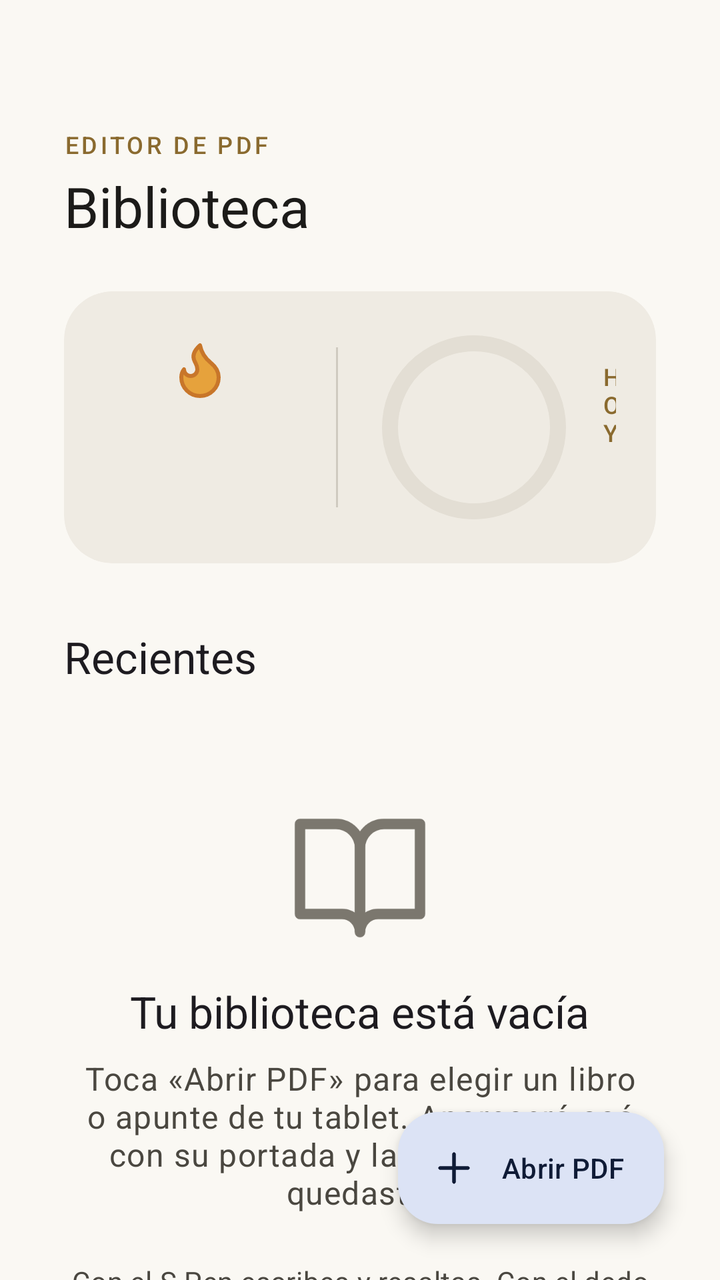
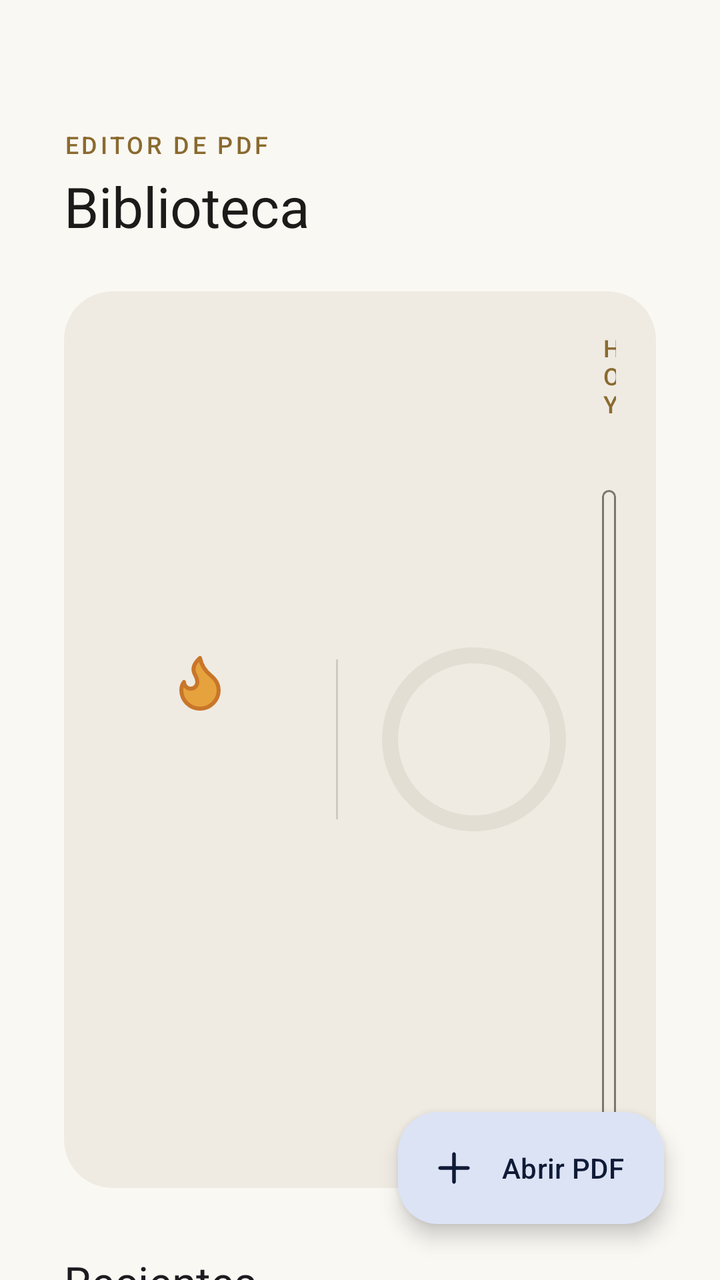

Compare the two renders of this Android layout. The source of the first and the diff that turns it into the second are given below.
<!-- AndroidManifest.xml: application theme Theme.EditorPDF -->
<!-- res/layout/activity_main.xml -->
<?xml version="1.0" encoding="utf-8"?>
<FrameLayout xmlns:android="http://schemas.android.com/apk/res/android"
    xmlns:app="http://schemas.android.com/apk/res-auto"
    android:id="@+id/root"
    android:layout_width="match_parent"
    android:layout_height="match_parent"
    android:background="?attr/colorSurface">

    <LinearLayout
        android:layout_width="match_parent"
        android:layout_height="match_parent"
        android:orientation="vertical">

        <com.google.android.material.appbar.MaterialToolbar
            android:id="@+id/toolbar"
            android:layout_width="match_parent"
            android:layout_height="?attr/actionBarSize" />

        <androidx.core.widget.NestedScrollView
            android:layout_width="match_parent"
            android:layout_height="match_parent"
            android:clipToPadding="false"
            android:paddingBottom="112dp">

            <LinearLayout
                android:layout_width="match_parent"
                android:layout_height="wrap_content"
                android:orientation="vertical"
                android:paddingHorizontal="32dp">

                <TextView
                    android:id="@+id/greeting"
                    android:layout_width="wrap_content"
                    android:layout_height="wrap_content"
                    android:text="@string/library_overline"
                    android:textAppearance="@style/TextAppearance.EditorPDF.Overline" />

                <TextView
                    android:layout_width="wrap_content"
                    android:layout_height="wrap_content"
                    android:layout_marginTop="4dp"
                    android:text="@string/library_title"
                    android:textAppearance="@style/TextAppearance.EditorPDF.Display" />

                
                <com.google.android.material.card.MaterialCardView
                    android:id="@+id/stats_card"
                    style="?attr/materialCardViewFilledStyle"
                    android:layout_width="match_parent"
                    android:layout_height="wrap_content"
                    android:layout_marginTop="24dp"
                    app:cardBackgroundColor="?attr/colorSurfaceContainer"
                    app:cardCornerRadius="24dp">

                    <LinearLayout
                        android:layout_width="match_parent"
                        android:layout_height="wrap_content"
                        android:baselineAligned="false"
                        android:gravity="center_vertical"
                        android:orientation="horizontal"
                        android:padding="20dp">

                        <LinearLayout
                            android:layout_width="wrap_content"
                            android:layout_height="wrap_content"
                            android:gravity="center_horizontal"
                            android:minWidth="96dp"
                            android:orientation="vertical">

                            <ImageView
                                android:id="@+id/streak_icon"
                                android:layout_width="32dp"
                                android:layout_height="32dp"
                                android:importantForAccessibility="no"
                                android:src="@drawable/ic_flame" />

                            <TextView
                                android:id="@+id/streak_value"
                                android:layout_width="wrap_content"
                                android:layout_height="wrap_content"
                                android:layout_marginTop="4dp"
                                android:textAppearance="@style/TextAppearance.EditorPDF.Display" />

                            <TextView
                                android:id="@+id/streak_label"
                                android:layout_width="wrap_content"
                                android:layout_height="wrap_content"
                                android:textAppearance="?attr/textAppearanceLabelMedium"
                                android:textColor="?attr/colorOnSurfaceVariant" />
                        </LinearLayout>

                        <View
                            android:layout_width="1dp"
                            android:layout_height="80dp"
                            android:layout_marginHorizontal="20dp"
                            android:background="?attr/colorOutlineVariant" />

                        <FrameLayout
                            android:id="@+id/goal_box"
                            android:layout_width="96dp"
                            android:layout_height="96dp"
                            android:background="?attr/selectableItemBackgroundBorderless"
                            android:contentDescription="@string/goal_change">

                            <com.google.android.material.progressindicator.CircularProgressIndicator
                                android:id="@+id/goal_ring"
                                android:layout_width="wrap_content"
                                android:layout_height="wrap_content"
                                android:layout_gravity="center"
                                android:max="1000"
                                app:indicatorColor="?attr/colorSecondary"
                                app:indicatorSize="92dp"
                                app:trackColor="?attr/colorSurfaceContainerHighest"
                                app:trackCornerRadius="4dp"
                                app:trackThickness="8dp" />

                            <LinearLayout
                                android:layout_width="wrap_content"
                                android:layout_height="wrap_content"
                                android:layout_gravity="center"
                                android:gravity="center_horizontal"
                                android:orientation="vertical">

                                <TextView
                                    android:id="@+id/goal_value"
                                    android:layout_width="wrap_content"
                                    android:layout_height="wrap_content"
                                    android:textAppearance="?attr/textAppearanceTitleMedium" />

                                <TextView
                                    android:id="@+id/goal_label"
                                    android:layout_width="wrap_content"
                                    android:layout_height="wrap_content"
                                    android:textAppearance="?attr/textAppearanceLabelSmall"
                                    android:textColor="?attr/colorOnSurfaceVariant" />
                            </LinearLayout>
                        </FrameLayout>

                        <LinearLayout
                            android:layout_width="wrap_content"
                            android:layout_height="wrap_content"
                            android:layout_marginStart="16dp"
                            android:orientation="vertical">

                            <TextView
                                android:id="@+id/today_title"
                                android:layout_width="wrap_content"
                                android:layout_height="wrap_content"
                                android:text="@string/today"
                                android:textAppearance="@style/TextAppearance.EditorPDF.Overline" />

                            <TextView
                                android:id="@+id/today_detail"
                                android:layout_width="wrap_content"
                                android:layout_height="wrap_content"
                                android:layout_marginTop="4dp"
                                android:maxWidth="200dp"
                                android:textAppearance="?attr/textAppearanceBodyMedium"
                                android:textColor="?attr/colorOnSurfaceVariant" />
                        </LinearLayout>

                        <com.matias.editorpdf.view.WeekBarsView
                            android:id="@+id/week_bars"
                            android:layout_width="0dp"
                            android:layout_height="96dp"
                            android:layout_marginStart="24dp"
                            android:layout_weight="1"
                            android:contentDescription="@string/week_chart" />
                    </LinearLayout>
                </com.google.android.material.card.MaterialCardView>

                <com.google.android.material.card.MaterialCardView
                    android:id="@+id/update_banner"
                    style="?attr/materialCardViewFilledStyle"
                    android:layout_width="match_parent"
                    android:layout_height="wrap_content"
                    android:layout_marginTop="20dp"
                    android:visibility="gone"
                    app:cardBackgroundColor="?attr/colorSecondaryContainer">

                    <LinearLayout
                        android:layout_width="match_parent"
                        android:layout_height="wrap_content"
                        android:gravity="center_vertical"
                        android:orientation="horizontal"
                        android:paddingHorizontal="20dp"
                        android:paddingVertical="14dp">

                        <ImageView
                            android:layout_width="24dp"
                            android:layout_height="24dp"
                            android:importantForAccessibility="no"
                            android:src="@drawable/ic_download"
                            app:tint="?attr/colorOnSecondaryContainer" />

                        <TextView
                            android:id="@+id/update_text"
                            android:layout_width="0dp"
                            android:layout_height="wrap_content"
                            android:layout_marginStart="16dp"
                            android:layout_weight="1"
                            android:textAppearance="?attr/textAppearanceBodyLarge"
                            android:textColor="?attr/colorOnSecondaryContainer" />

                        <com.google.android.material.button.MaterialButton
                            android:id="@+id/update_button"
                            android:layout_width="wrap_content"
                            android:layout_height="wrap_content"
                            android:layout_marginStart="12dp"
                            android:text="@string/update_now" />
                    </LinearLayout>
                </com.google.android.material.card.MaterialCardView>

                
                <com.google.android.material.card.MaterialCardView
                    android:id="@+id/continue_card"
                    style="?attr/materialCardViewElevatedStyle"
                    android:layout_width="match_parent"
                    android:layout_height="wrap_content"
                    android:layout_marginTop="24dp"
                    android:visibility="gone"
                    app:cardBackgroundColor="?attr/colorSurfaceContainerLow"
                    app:cardCornerRadius="24dp"
                    app:cardElevation="2dp">

                    <LinearLayout
                        android:layout_width="match_parent"
                        android:layout_height="wrap_content"
                        android:gravity="center_vertical"
                        android:orientation="horizontal"
                        android:padding="20dp">

                        <com.google.android.material.card.MaterialCardView
                            style="?attr/materialCardViewOutlinedStyle"
                            android:layout_width="110dp"
                            android:layout_height="wrap_content"
                            app:cardCornerRadius="8dp">

                            <com.matias.editorpdf.view.AspectImageView
                                android:id="@+id/continue_cover"
                                android:layout_width="match_parent"
                                android:layout_height="wrap_content"
                                android:background="?attr/colorSurfaceContainerHigh"
                                android:importantForAccessibility="no"
                                android:scaleType="centerCrop" />
                        </com.google.android.material.card.MaterialCardView>

                        <LinearLayout
                            android:layout_width="0dp"
                            android:layout_height="wrap_content"
                            android:layout_marginStart="24dp"
                            android:layout_weight="1"
                            android:orientation="vertical">

                            <TextView
                                android:layout_width="wrap_content"
                                android:layout_height="wrap_content"
                                android:text="@string/continue_reading"
                                android:textAppearance="@style/TextAppearance.EditorPDF.Overline" />

                            <TextView
                                android:id="@+id/continue_title"
                                android:layout_width="match_parent"
                                android:layout_height="wrap_content"
                                android:layout_marginTop="6dp"
                                android:ellipsize="end"
                                android:maxLines="2"
                                android:textAppearance="@style/TextAppearance.EditorPDF.Title" />

                            <TextView
                                android:id="@+id/continue_meta"
                                android:layout_width="match_parent"
                                android:layout_height="wrap_content"
                                android:layout_marginTop="4dp"
                                android:textAppearance="?attr/textAppearanceBodyMedium"
                                android:textColor="?attr/colorOnSurfaceVariant" />

                            <com.google.android.material.progressindicator.LinearProgressIndicator
                                android:id="@+id/continue_progress"
                                android:layout_width="match_parent"
                                android:layout_height="wrap_content"
                                android:layout_marginTop="14dp"
                                android:max="1000"
                                app:indicatorColor="?attr/colorSecondary"
                                app:trackColor="?attr/colorSurfaceContainerHighest"
                                app:trackCornerRadius="4dp"
                                app:trackThickness="6dp" />

                            <com.google.android.material.button.MaterialButton
                                android:id="@+id/continue_button"
                                android:layout_width="wrap_content"
                                android:layout_height="wrap_content"
                                android:layout_marginTop="14dp"
                                android:text="@string/continue_button" />
                        </LinearLayout>
                    </LinearLayout>
                </com.google.android.material.card.MaterialCardView>

                <TextView
                    android:id="@+id/recent_header"
                    android:layout_width="wrap_content"
                    android:layout_height="wrap_content"
                    android:layout_marginTop="32dp"
                    android:layout_marginBottom="12dp"
                    android:text="@string/recent"
                    android:textAppearance="@style/TextAppearance.EditorPDF.Title" />

                <LinearLayout
                    android:id="@+id/empty"
                    android:layout_width="match_parent"
                    android:layout_height="wrap_content"
                    android:gravity="center_horizontal"
                    android:orientation="vertical"
                    android:paddingVertical="48dp">

                    <ImageView
                        android:layout_width="72dp"
                        android:layout_height="72dp"
                        android:importantForAccessibility="no"
                        android:src="@drawable/ic_list"
                        app:tint="?attr/colorOutline" />

                    <TextView
                        android:layout_width="wrap_content"
                        android:layout_height="wrap_content"
                        android:layout_marginTop="16dp"
                        android:text="@string/empty_title"
                        android:textAppearance="@style/TextAppearance.EditorPDF.Title" />

                    <TextView
                        android:layout_width="wrap_content"
                        android:layout_height="wrap_content"
                        android:layout_marginTop="8dp"
                        android:gravity="center"
                        android:maxWidth="420dp"
                        android:text="@string/no_recent"
                        android:textAppearance="?attr/textAppearanceBodyLarge"
                        android:textColor="?attr/colorOnSurfaceVariant" />

                    <TextView
                        android:layout_width="wrap_content"
                        android:layout_height="wrap_content"
                        android:layout_marginTop="24dp"
                        android:gravity="center"
                        android:maxWidth="460dp"
                        android:text="@string/home_tip"
                        android:textAppearance="?attr/textAppearanceBodyMedium"
                        android:textColor="?attr/colorOnSurfaceVariant" />
                </LinearLayout>

                <androidx.recyclerview.widget.RecyclerView
                    android:id="@+id/recent_list"
                    android:layout_width="match_parent"
                    android:layout_height="wrap_content"
                    android:nestedScrollingEnabled="false" />
            </LinearLayout>
        </androidx.core.widget.NestedScrollView>
    </LinearLayout>

    <com.google.android.material.floatingactionbutton.ExtendedFloatingActionButton
        android:id="@+id/open_button"
        android:layout_width="wrap_content"
        android:layout_height="wrap_content"
        android:layout_gravity="bottom|end"
        android:layout_margin="28dp"
        android:text="@string/open_pdf"
        app:icon="@drawable/ic_add" />
</FrameLayout>
<!-- resources referenced by this layout -->
<resources>
  <string name="continue_button">Continuar</string>
  <string name="continue_reading">Seguir leyendo</string>
  <string name="empty_title">Tu biblioteca está vacía</string>
  <string name="goal_change">Cambiar meta diaria</string>
  <string name="home_tip">Con el S Pen escribes y resaltas. Con el dedo te mueves por el documento y haces zoom con dos dedos. Mantén apretado el botón del S Pen para borrar.</string>
  <string name="library_overline">Editor de PDF</string>
  <string name="library_title">Biblioteca</string>
  <string name="no_recent">Toca «Abrir PDF» para elegir un libro o apunte de tu tablet. Aparecerá acá con su portada y la página donde quedaste.</string>
  <string name="open_pdf">Abrir PDF</string>
  <string name="recent">Recientes</string>
  <string name="today">Hoy</string>
  <string name="update_now">Actualizar</string>
  <string name="week_chart">Minutos de estudio de los últimos 7 días</string>
  <style name="TextAppearance.EditorPDF.Title" parent="TextAppearance.Material3.TitleLarge">
          <item name="android:fontFamily">serif</item>
      </style>
  <style name="Theme.EditorPDF" parent="Base.Theme.EditorPDF" />
  <color name="c_primary">#23345C</color>
  <color name="c_on_primary">#FFFFFF</color>
  <color name="c_primary_container">#DCE3F5</color>
  <color name="c_on_primary_container">#0F1B36</color>
  <color name="c_secondary">#8A6A2F</color>
  <color name="c_on_secondary">#FFFFFF</color>
  <color name="c_secondary_container">#EFE3C8</color>
  <color name="c_on_secondary_container">#2E2108</color>
  <color name="c_tertiary">#4F6B5A</color>
  <color name="c_on_tertiary">#FFFFFF</color>
  <color name="c_tertiary_container">#D3E6D9</color>
  <color name="c_on_tertiary_container">#0F2418</color>
  <color name="c_surface">#FAF8F3</color>
  <color name="c_on_surface">#1C1B19</color>
  <color name="c_surface_variant">#E9E5DC</color>
  <color name="c_on_surface_variant">#4A4740</color>
  <color name="c_surface_lowest">#FFFFFF</color>
  <color name="c_surface_low">#F5F2EB</color>
  <color name="c_surface_container">#EFEBE3</color>
  <color name="c_surface_high">#E9E5DC</color>
  <color name="c_surface_highest">#E3DED4</color>
  <color name="c_outline">#7B776E</color>
  <color name="c_outline_variant">#CFCAC0</color>
  <style name="Shape.EditorPDF.Medium" parent="">
          <item name="cornerFamily">rounded</item>
          <item name="cornerSize">14dp</item>
      </style>
  <style name="Shape.EditorPDF.Large" parent="">
          <item name="cornerFamily">rounded</item>
          <item name="cornerSize">20dp</item>
      </style>
  <style name="ThemeOverlay.EditorPDF.Dialog" parent="ThemeOverlay.Material3.MaterialAlertDialog">
          <item name="materialAlertDialogTitleTextStyle">@style/EditorPDF.DialogTitle</item>
      </style>
  <style name="EditorPDF.DialogTitle" parent="MaterialAlertDialog.Material3.Title.Text">
          <item name="android:fontFamily">serif</item>
      </style>
  <!-- unchanged entries left out for length: 7 -->
</resources>

<!-- the commit's change to res/layout/activity_main.xml (unified diff, before → after) -->
@@ -157,6 +157,16 @@
                                 android:maxWidth="200dp"
                                 android:textAppearance="?attr/textAppearanceBodyMedium"
                                 android:textColor="?attr/colorOnSurfaceVariant" />
+
+                            <com.google.android.material.button.MaterialButton
+                                android:id="@+id/reminder_button"
+                                style="?attr/materialButtonOutlinedStyle"
+                                android:layout_width="wrap_content"
+                                android:layout_height="wrap_content"
+                                android:layout_marginTop="8dp"
+                                android:text="@string/reminder_menu"
+                                app:icon="@drawable/ic_bell"
+                                app:iconSize="18dp" />
                         </LinearLayout>
 
                         <com.matias.editorpdf.view.WeekBarsView
<!-- resource entries referenced after the edit -->
@@ -1,5 +1,28 @@
 <!-- resources referenced by this layout -->
 <resources>
+  <!-- drawable ic_bell (drawable) -->
+  <?xml version="1.0" encoding="utf-8"?>
+  <vector xmlns:android="http://schemas.android.com/apk/res/android"
+      android:width="24dp"
+      android:height="24dp"
+      android:tint="?attr/colorControlNormal"
+      android:viewportWidth="24"
+      android:viewportHeight="24">
+      <path
+          android:fillColor="#00000000"
+          android:pathData="M6 8a6 6 0 0 1 12 0c0 7 3 9 3 9H3s3-2 3-9"
+          android:strokeColor="#FF000000"
+          android:strokeLineCap="round"
+          android:strokeLineJoin="round"
+          android:strokeWidth="1.75" />
+      <path
+          android:fillColor="#00000000"
+          android:pathData="M10.3 21a1.94 1.94 0 0 0 3.4 0"
+          android:strokeColor="#FF000000"
+          android:strokeLineCap="round"
+          android:strokeLineJoin="round"
+          android:strokeWidth="1.75" />
+  </vector>
   <string name="continue_button">Continuar</string>
   <string name="continue_reading">Seguir leyendo</string>
   <string name="empty_title">Tu biblioteca está vacía</string>
@@ -10,6 +33,7 @@
   <string name="no_recent">Toca «Abrir PDF» para elegir un libro o apunte de tu tablet. Aparecerá acá con su portada y la página donde quedaste.</string>
   <string name="open_pdf">Abrir PDF</string>
   <string name="recent">Recientes</string>
+  <string name="reminder_menu">Recordatorio diario</string>
   <string name="today">Hoy</string>
   <string name="update_now">Actualizar</string>
   <string name="week_chart">Minutos de estudio de los últimos 7 días</string>
